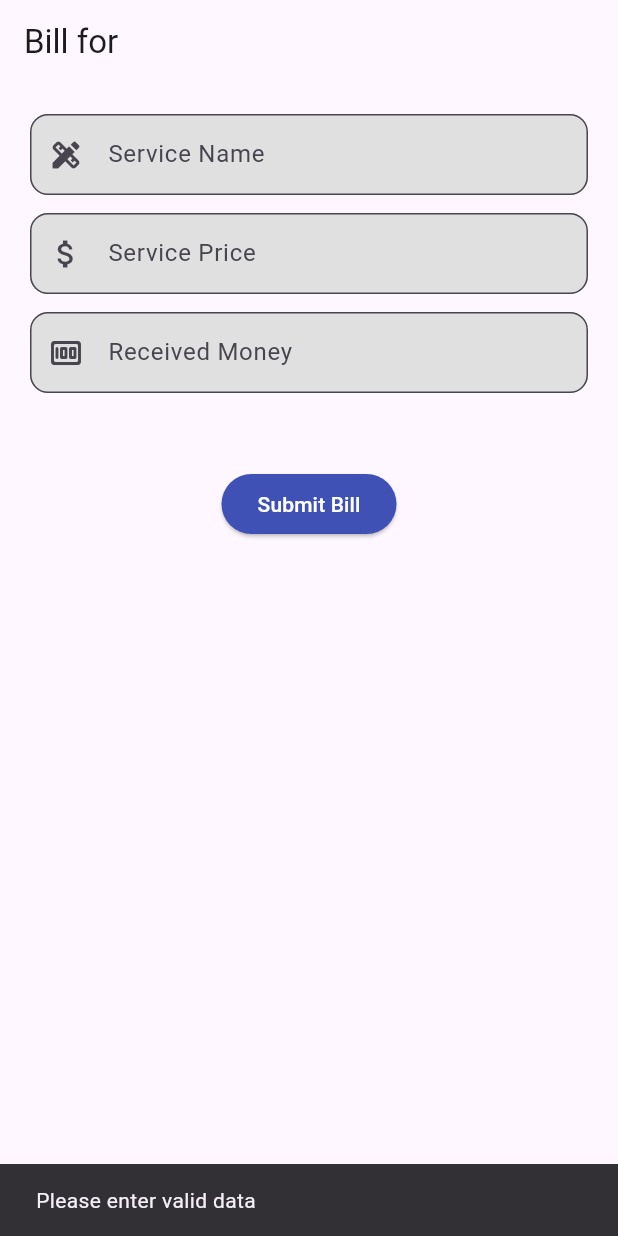
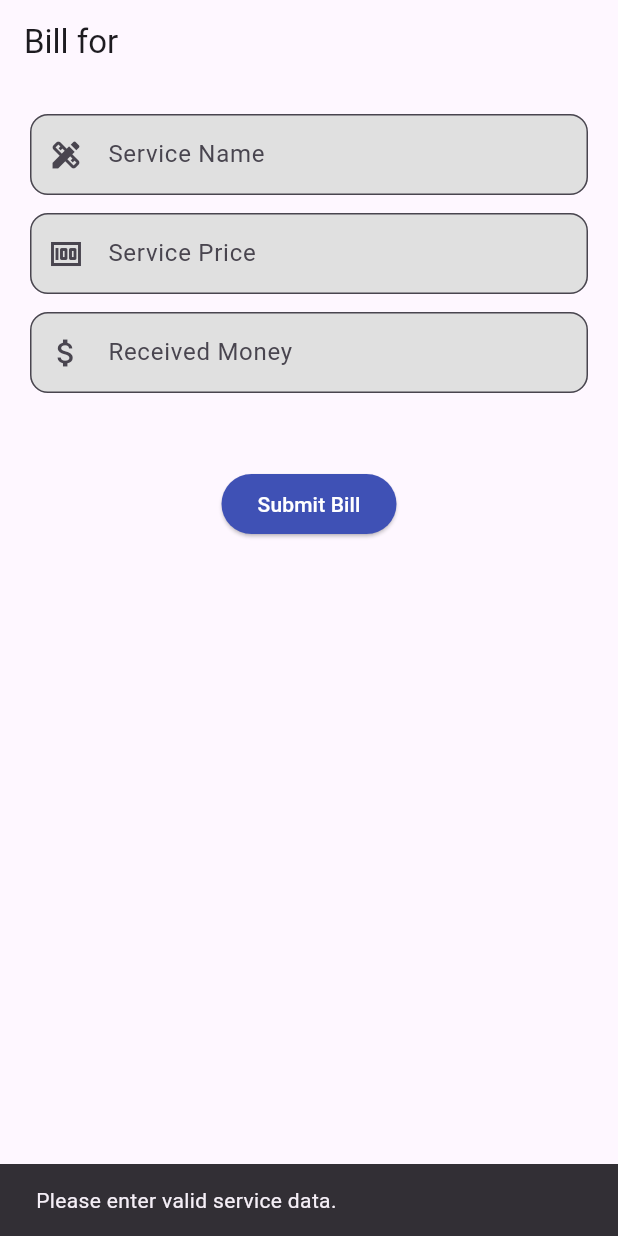
Before and after one commit to jvpm0930/repo_dentease, a Flutter app: the BillCalculatorPage screen opened directly with empty values, after a tap on "Submit Bill", on a phone screen of 412 x 824 dp. Run offline on Flutter 3.47's test engine with Material 3 defaults, Android fonts, the phone set to English and light mode, and no system bars; our stand-ins replace camera, geolocator, google_maps_flutter, image_picker, shared_preferences, supabase_flutter and 1 more; accounts and stored records are empty.

Commit message:
05/01/25

```diff
--- a/lib/clinic/dentease_bills_page.dart
+++ b/lib/clinic/dentease_bills_page.dart
@@ -6,11 +6,12 @@ class BillCalculatorPage extends StatefulWidget {
   final String patientId;
   final String bookingId;
 
-  const BillCalculatorPage(
-      {super.key,
-      required this.clinicId,
-      required this.patientId,
-      required this.bookingId});
+  const BillCalculatorPage({
+    super.key,
+    required this.clinicId,
+    required this.patientId,
+    required this.bookingId,
+  });
 
   @override
   State<BillCalculatorPage> createState() => _BillCalculatorPageState();
@@ -19,9 +20,9 @@ class BillCalculatorPage extends StatefulWidget {
 class _BillCalculatorPageState extends State<BillCalculatorPage> {
   final supabase = Supabase.instance.client;
 
-  final TextEditingController serviceNameController = TextEditingController();
-  final TextEditingController servicePriceController = TextEditingController();
-  final TextEditingController receivedMoneyController = TextEditingController();
+  final serviceNameController = TextEditingController();
+  final servicePriceController = TextEditingController();
+  final receivedMoneyController = TextEditingController();
 
   double? change;
   String? patientName;
@@ -56,15 +57,9 @@ class _BillCalculatorPageState extends State<BillCalculatorPage> {
     final price = double.tryParse(servicePriceController.text);
     final received = double.tryParse(receivedMoneyController.text);
 
-    if (price != null && received != null) {
-      setState(() {
-        change = received - price;
-      });
-    } else {
-      setState(() {
-        change = null;
-      });
-    }
+    setState(() {
+      change = (price != null && received != null) ? (received - price) : null;
+    });
   }
 
   Future<void> _submitBill() async {
@@ -72,31 +67,53 @@ class _BillCalculatorPageState extends State<BillCalculatorPage> {
     final servicePrice = double.tryParse(servicePriceController.text);
     final receivedMoney = double.tryParse(receivedMoneyController.text);
 
-    if (serviceName.isEmpty ||
-        servicePrice == null ||
-        receivedMoney == null ||
-        receivedMoney < servicePrice) {
+    if (serviceName.isEmpty || servicePrice == null) {
       ScaffoldMessenger.of(context).showSnackBar(
-        const SnackBar(content: Text("Please enter valid data")),
+        const SnackBar(content: Text("Please enter valid service data.")),
       );
       return;
     }
 
-    final billChange = receivedMoney - servicePrice;
+    try {
+      // Check if a bill already exists for this booking_id
+      final existingBill = await supabase
+          .from('bills')
+          .select()
+          .eq('booking_id', widget.bookingId)
+          .maybeSingle();
 
-    try {
-      await supabase.from('bills').insert({
+      if (existingBill != null) {
+        ScaffoldMessenger.of(context).showSnackBar(
+          const SnackBar(
+              content: Text("A bill already exists for this booking.")),
+        );
+        return;
+      }
+
+      final billChange =
+          receivedMoney != null ? (receivedMoney - servicePrice) : null;
+
+      final billData = {
         'service_name': serviceName,
         'service_price': servicePrice,
-        'recieve_money': receivedMoney,
-        'bill_change': billChange,
         'clinic_id': widget.clinicId,
         'patient_id': widget.patientId,
         'booking_id': widget.bookingId,
-      });
+      };
+
+      if (receivedMoney != null) {
+        billData['recieved_money'] = receivedMoney;
+        if (billChange != null) {
+          billData['bill_change'] = billChange;
+        } else {
+          const SnackBar(content: Text("bill change = null"));
+        }
+      }
+
+      await supabase.from('bills').insert(billData);
 
       ScaffoldMessenger.of(context).showSnackBar(
-        const SnackBar(content: Text("Bill submitted successfully")),
+        const SnackBar(content: Text("Bill submitted successfully.")),
       );
 
       serviceNameController.clear();
@@ -107,10 +124,11 @@ class _BillCalculatorPageState extends State<BillCalculatorPage> {
       });
     } catch (e) {
       ScaffoldMessenger.of(context).showSnackBar(
-        SnackBar(content: Text("Error: ${e.toString()}")),
+        SnackBar(content: Text("Submission failed: ${e.toString()}")),
       );
     }
   }
+
 
   @override
   void dispose() {
@@ -123,7 +141,9 @@ class _BillCalculatorPageState extends State<BillCalculatorPage> {
   @override
   Widget build(BuildContext context) {
     return Scaffold(
-      appBar: AppBar(title: Text("Bill for ${patientName ?? 'Loading...'}")),
+      appBar: AppBar(
+        title: Text("Bill for ${patientName ?? 'Loading...'}"),
+      ),
       body: Padding(
         padding: const EdgeInsets.all(20.0),
         child: Column(
@@ -132,11 +152,11 @@ class _BillCalculatorPageState extends State<BillCalculatorPage> {
                 serviceNameController, 'Service Name', Icons.design_services),
             const SizedBox(height: 12),
             _buildTextField(
-                servicePriceController, 'Service Price', Icons.attach_money,
+                servicePriceController, 'Service Price', Icons.money,
                 number: true),
             const SizedBox(height: 12),
             _buildTextField(
-                receivedMoneyController, 'Received Money', Icons.money_rounded,
+                receivedMoneyController, 'Received Money', Icons.attach_money,
                 number: true),
             const SizedBox(height: 20),
             if (change != null)
@@ -153,7 +173,7 @@ class _BillCalculatorPageState extends State<BillCalculatorPage> {
               style: ElevatedButton.styleFrom(backgroundColor: Colors.indigo),
               child: const Text("Submit Bill",
                   style: TextStyle(color: Colors.white)),
-            )
+            ),
           ],
         ),
       ),
--- a/lib/clinic/dentease_booking_details.dart
+++ b/lib/clinic/dentease_booking_details.dart
@@ -56,7 +56,7 @@ class _BookingDetailsPageState extends State<BookingDetailsPage> {
                       fontSize: 18, fontWeight: FontWeight.bold),
                 ),
                 const SizedBox(height: 8),
-                Text("Service price: ${booking['services']['service_price']}"),
+                Text("Service price: ${booking['services']['service_price']} php"),
                 const SizedBox(height: 8),
                 Text(
                     "Patient name: ${booking['patients']['firstname']} ${booking['patients']['lastname']}"),
@@ -131,7 +131,7 @@ class _BookingDetailsPageState extends State<BookingDetailsPage> {
                     onPressed: () {
                       final patientId = booking['patient_id'];
                       final bookingId = booking['booking_id'];
-
+                      /*
                       Navigator.pushReplacement(
                         context,
                         MaterialPageRoute(
@@ -142,6 +142,7 @@ class _BookingDetailsPageState extends State<BookingDetailsPage> {
                           ),
                         ),
                       );
+                      */
                     },
                     style: ElevatedButton.styleFrom(
                       backgroundColor: Colors.blueAccent,
--- a/lib/clinic/dentease_edit_bills.dart
+++ b/lib/clinic/dentease_edit_bills.dart
@@ -128,7 +128,7 @@ class _EditBillPageState extends State<EditBillPage> {
                       Icons.design_services),
                   const SizedBox(height: 12),
                   _buildTextField(servicePriceController, 'Service Price',
-                      Icons.attach_money,
+                      Icons.money,
                       number: true),
                   const SizedBox(height: 12),
                   _buildTextField(receivedMoneyController, 'Received Money',
@@ -137,7 +137,7 @@ class _EditBillPageState extends State<EditBillPage> {
                   const SizedBox(height: 20),
                   if (change != null)
                     Text(
-                      "Change: \$${change!.toStringAsFixed(2)}",
+                      "Change: ${change!.toStringAsFixed(2)} php",
                       style: const TextStyle(
                           fontSize: 18,
                           fontWeight: FontWeight.bold,
--- a/lib/clinic/scanner/camera.dart
+++ b/lib/clinic/scanner/camera.dart
@@ -1,4 +1,3 @@
-
 import 'package:camera/camera.dart';
 import 'package:dentease/clinic/scanner/result.dart';
 import 'package:flutter/material.dart';
--- a/lib/widgets/patientWidgets/patient_footer.dart
+++ b/lib/widgets/patientWidgets/patient_footer.dart
@@ -1,6 +1,6 @@
 import 'package:dentease/clinic/models/patient_clinicchat_list.dart';
 import 'package:dentease/clinic/scanner/camera.dart';
-import 'package:dentease/patients/patient_booking_apprv.dart';
+import 'package:dentease/patients/patient_booking_pend.dart';
 import 'package:dentease/patients/patient_pagev2.dart';
 import 'package:dentease/patients/patient_profile.dart';
 import 'package:flutter/material.dart';
@@ -36,7 +36,7 @@ class PatientFooter extends StatelessWidget {
               children: [
                 _buildNavImage('assets/icons/home.png', context, PatientPage()),
                 _buildNavImage('assets/icons/calendar.png', context,
-                    PatientBookingApprv(patientId: patientId)),
+                    PatientBookingPend(patientId: patientId)),
                 _buildNavImage('assets/icons/scan.png', context, ToothScannerPage()),
                 _buildNavImage('assets/icons/chat.png', context, PatientClinicChatList(patientId: patientId)),
                 _buildNavImage(
--- a/lib/widgets/staffWidgets/staff_footer.dart
+++ b/lib/widgets/staffWidgets/staff_footer.dart
@@ -1,5 +1,4 @@
 import 'package:dentease/clinic/models/clinic_patientchat_list.dart';
-import 'package:dentease/staff/staff_bookings_apprv.dart';
 import 'package:dentease/staff/staff_bookings_pend.dart';
 import 'package:dentease/staff/staff_profile.dart';
 import 'package:dentease/staff/staff_page.dart';
--- a/pubspec.yaml
+++ b/pubspec.yaml
@@ -26,6 +26,7 @@ dependencies:
   camera: ^0.10.5+9
   path_provider: ^2.0.11
   path: ^1.8.3
+
 
 dev_dependencies:
   flutter_test:
@@ -70,3 +71,4 @@ flutter:
     - assets/clinic2.png
     - assets/clinic3.png
     - assets/sample_disease.png
+    - assets/tooth_model.tflite
```
Also changed, not shown: lib/patients/patient_booking_details.dart (+5 -7 lines), lib/widgets/patientWidgets/patient_header.dart (+37 -2 lines), 5 other files.
